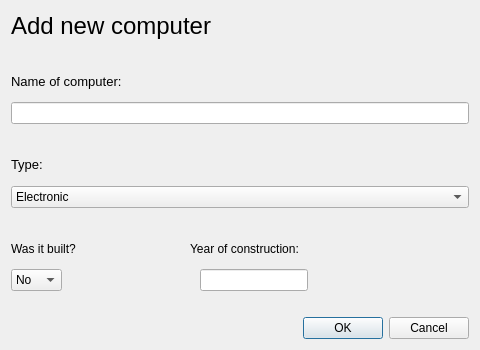
This is addcomputer.ui in Hopur-50/Verkefni3 as Qt 5 draws it before an edit. The edited form follows.
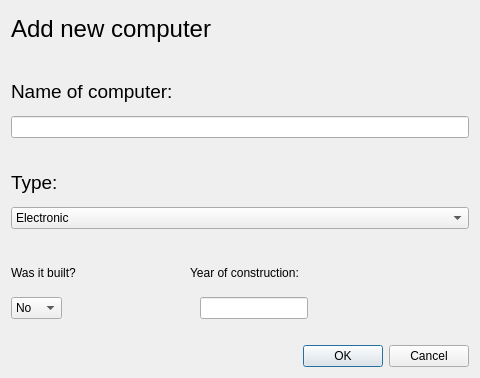
This is the edited form.

Commit message: breyting á aaddcomputer.cpp

```diff
--- a/addcomputer.ui
+++ b/addcomputer.ui
@@ -7,7 +7,7 @@
     <x>0</x>
     <y>0</y>
     <width>480</width>
-    <height>350</height>
+    <height>378</height>
    </rect>
   </property>
   <property name="windowTitle">
@@ -44,11 +44,22 @@
     </spacer>
    </item>
    <item>
+    <layout class="QHBoxLayout" name="horizontalLayout">
+     <item>
     <widget class="QLabel" name="label">
      <property name="text">
-      <string>&lt;html&gt;&lt;head/&gt;&lt;body&gt;&lt;p&gt;&lt;span style=&quot; font-size:10pt;&quot;&gt;Name of computer:&lt;/span&gt;&lt;/p&gt;&lt;/body&gt;&lt;/html&gt;</string>
-     </property>
-    </widget>
+        <string>&lt;html&gt;&lt;head/&gt;&lt;body&gt;&lt;p&gt;&lt;span style=&quot; font-size:14pt;&quot;&gt;Name of computer:&lt;/span&gt;&lt;/p&gt;&lt;/body&gt;&lt;/html&gt;</string>
+       </property>
+      </widget>
+     </item>
+     <item>
+      <widget class="QLabel" name="labelErrorName">
+       <property name="text">
+        <string/>
+       </property>
+      </widget>
+     </item>
+    </layout>
    </item>
    <item>
     <widget class="QLineEdit" name="lineComputerName">
@@ -74,15 +85,11 @@
     </spacer>
    </item>
    <item>
-    <layout class="QHBoxLayout" name="horizontalLayout">
-     <item>
       <widget class="QLabel" name="label_2">
        <property name="text">
-        <string>&lt;html&gt;&lt;head/&gt;&lt;body&gt;&lt;p&gt;&lt;span style=&quot; font-size:10pt;&quot;&gt;Type:&lt;/span&gt;&lt;/p&gt;&lt;/body&gt;&lt;/html&gt;</string>
-       </property>
-      </widget>
-     </item>
-    </layout>
+      <string>&lt;html&gt;&lt;head/&gt;&lt;body&gt;&lt;p&gt;&lt;span style=&quot; font-size:14pt;&quot;&gt;Type:&lt;/span&gt;&lt;/p&gt;&lt;/body&gt;&lt;/html&gt;</string>
+     </property>
+    </widget>
    </item>
    <item>
     <widget class="QComboBox" name="comboType">
```
Lines whose indentation alone changed are shown as unchanged. The commit also changes 2 other files.
